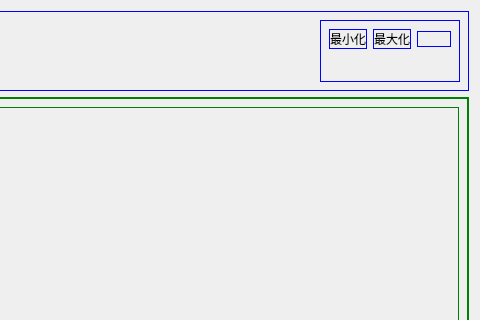
Before: the Qt Designer form widget.ui in lucifer008/vehicle2022, drawn with Qt 5; both pictures show x 444 to 924 and y 0 to 320 of the 924 by 736 pixel window.
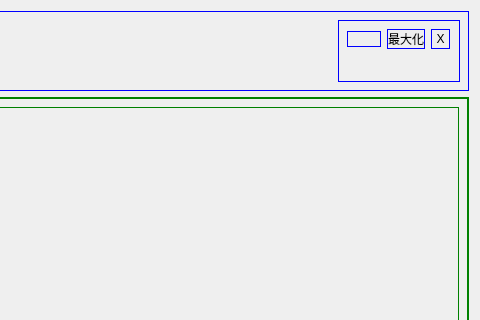
After: the same form once the commit is applied. Icons and pictures are not drawn.

Commit message: home 布局

```diff
--- a/widget.ui
+++ b/widget.ui
@@ -100,17 +100,6 @@
       <item alignment="Qt::AlignTop">
        <widget class="QWidget" name="widget_2" native="true">
         <layout class="QGridLayout" name="gridLayout">
-         <item row="1" column="3">
-          <widget class="QPushButton" name="pushButtonClose">
-           <property name="text">
-            <string/>
-           </property>
-           <property name="icon">
-            <iconset theme="application-exit">
-             <normaloff>.</normaloff>.</iconset>
-           </property>
-          </widget>
-         </item>
          <item row="1" column="2">
           <widget class="QPushButton" name="pushButtonMax">
            <property name="text">
@@ -121,7 +110,10 @@
          <item row="1" column="1">
           <widget class="QPushButton" name="pushButtonMin">
            <property name="text">
-            <string>最小化</string>
+            <string/>
+           </property>
+           <property name="flat">
+            <bool>false</bool>
            </property>
           </widget>
          </item>
@@ -138,6 +130,26 @@
            </property>
           </spacer>
          </item>
+         <item row="1" column="3">
+          <widget class="QToolButton" name="toolButtonClose">
+           <property name="sizePolicy">
+            <sizepolicy hsizetype="Fixed" vsizetype="Expanding">
+             <horstretch>0</horstretch>
+             <verstretch>0</verstretch>
+            </sizepolicy>
+           </property>
+           <property name="text">
+            <string>X</string>
+           </property>
+           <property name="icon">
+            <iconset resource="ResourceFile.qrc">
+             <normaloff>:/img/images/btn_close.png</normaloff>:/img/images/btn_close.png</iconset>
+           </property>
+           <property name="toolButtonStyle">
+            <enum>Qt::ToolButtonIconOnly</enum>
+           </property>
+          </widget>
+         </item>
         </layout>
        </widget>
       </item>
```
Left out of the diff: 4 changed lines with no effect on the pictures. The commit also changes 2 other files.
